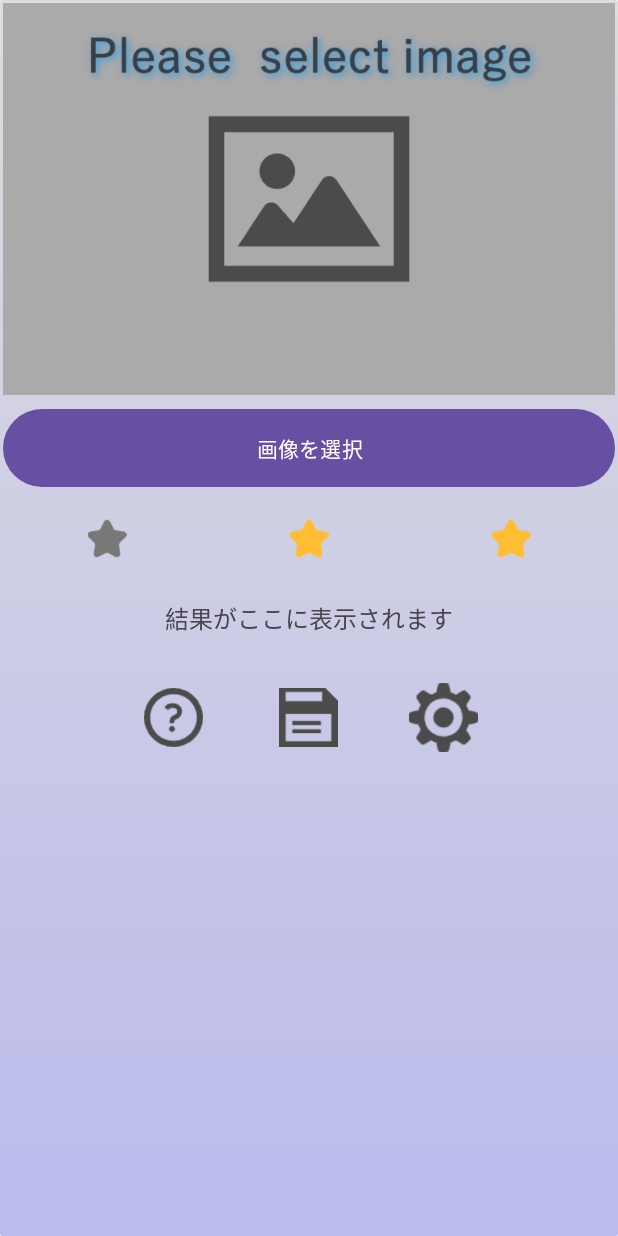
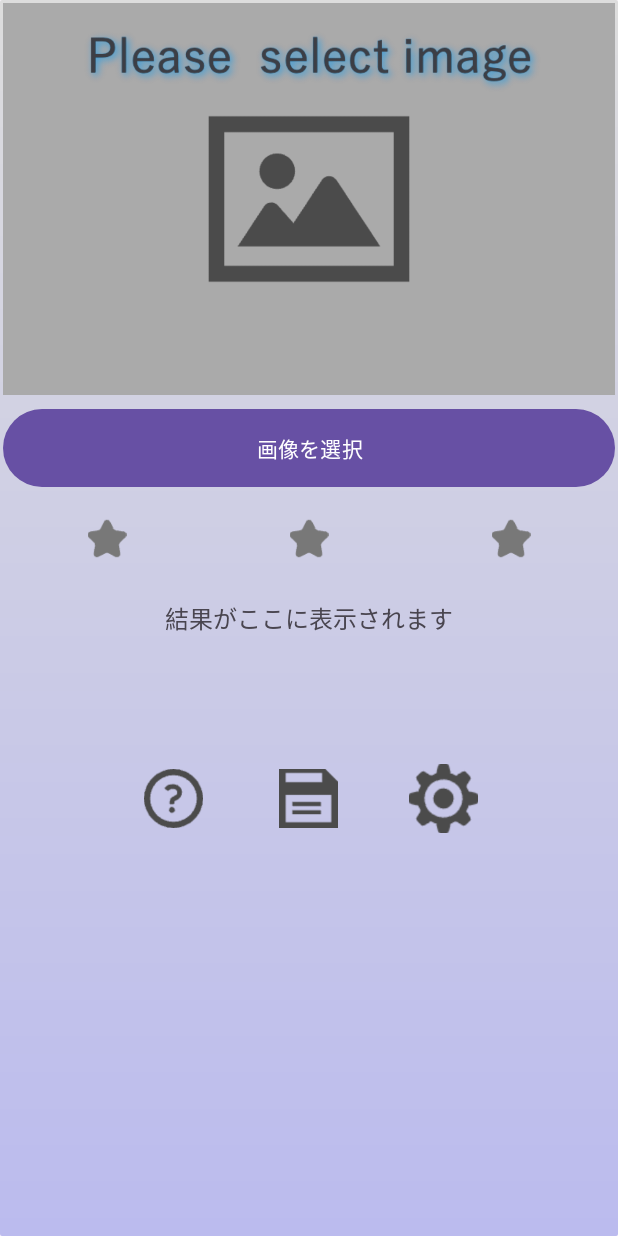
Before and after one commit to tfs-apps-one/SmileChecker, an Android app: the screen it shows after launch (MainActivity), on a phone screen of 412 x 824 dp. Run offline under Robolectric (Android 15) with nearby library versions, the light colour scheme and no system bars; libraries missing offline, so code that uses them is left out: com.google.mlkit.vision.

Commit message:
結果出力を改善

```diff
--- a/app/src/main/res/layout/activity_main.xml
+++ b/app/src/main/res/layout/activity_main.xml
@@ -66,7 +66,7 @@
                 android:layout_width="0dp"
                 android:layout_height="wrap_content"
                 android:layout_weight="1"
-                android:src="@drawable/star_ok"
+                android:src="@drawable/star_ng2"
                 android:scaleType="fitCenter"
                 android:adjustViewBounds="true"
                 />
@@ -75,14 +75,14 @@
                 android:layout_width="0dp"
                 android:layout_height="wrap_content"
                 android:layout_weight="1"
-                android:src="@drawable/star_ok"
+                android:src="@drawable/star_ng2"
                 android:scaleType="fitCenter"
                 android:adjustViewBounds="true"
                 />
         </LinearLayout>
 
         <TextView
-            android:id="@+id/txtResult"
+            android:id="@+id/faceResult"
             android:layout_width="match_parent"
             android:layout_height="wrap_content"
             android:padding="16dp"
@@ -90,6 +90,17 @@
             android:textAlignment="center"
             android:textSize="16dp"
             app:layout_constraintTop_toBottomOf="@+id/btnChooseImage"
+            tools:layout_editor_absoluteX="16dp" />
+
+        <TextView
+            android:id="@+id/txtResult"
+            android:layout_width="match_parent"
+            android:layout_height="wrap_content"
+            android:padding="16dp"
+            android:text=""
+            android:textAlignment="center"
+            android:textSize="16dp"
+            app:layout_constraintTop_toBottomOf="@+id/faceResult"
             tools:layout_editor_absoluteX="16dp" />
 
         <!-- ボタン 2段目 -->
```
Also changed, not shown: app/src/main/java/tfsapps/smilechecker/MainActivity.java (+105 -7 lines), app/src/main/res/drawable/pop_bakground.xml (added, +9 -0 lines), app/src/main/res/layout/dialog.xml (+22 -2 lines).
